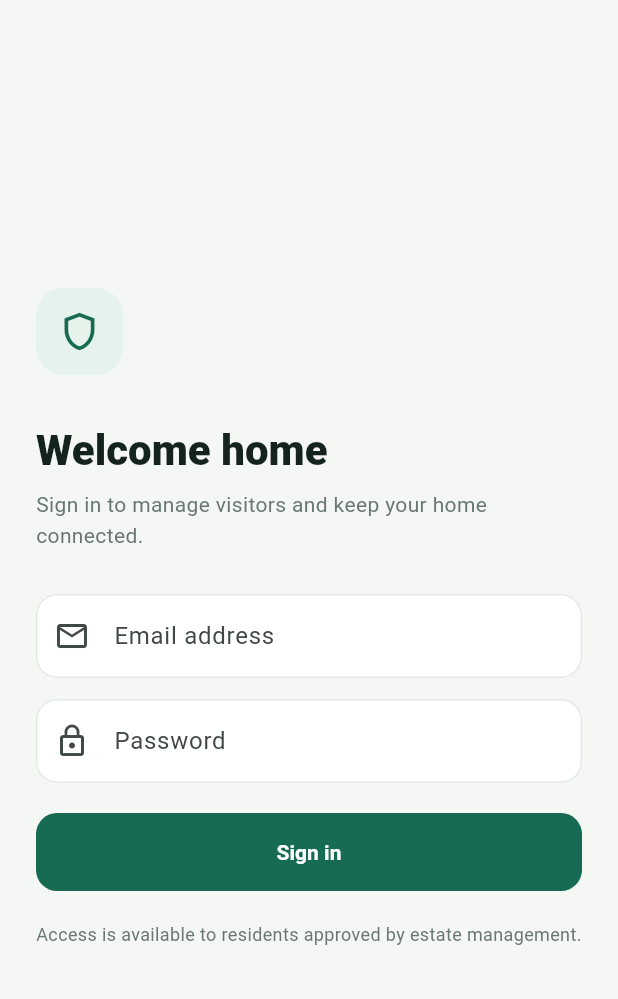
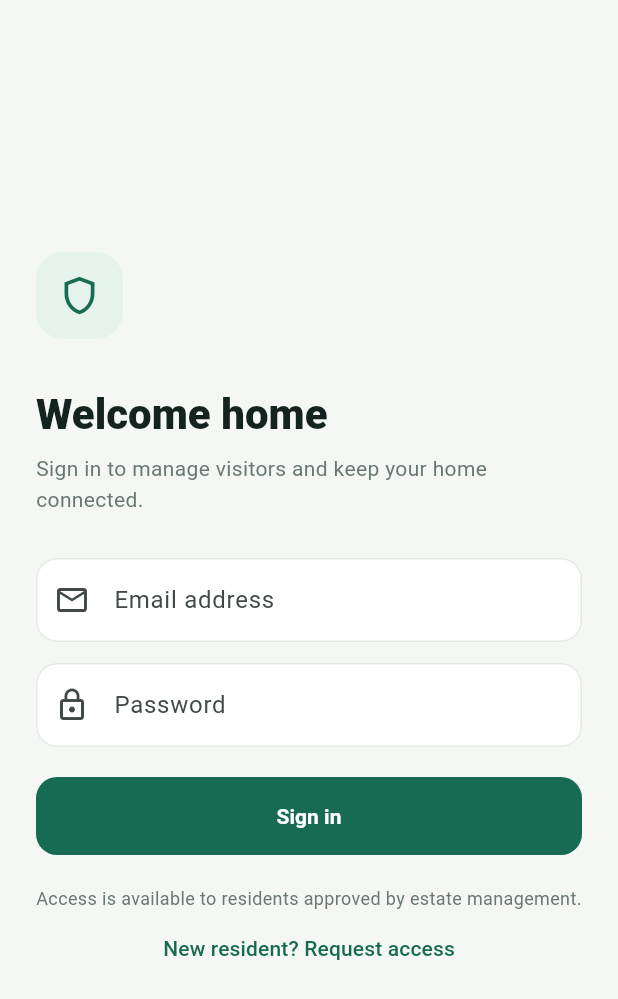
Before and after one commit to oghenenoghie/visitors-access-management, a Flutter app: the screen it shows after launch, on a phone screen of 412 x 824 dp. Shown: the top 999 px of the screen. Run offline on Flutter 3.47's test engine with Material 3 defaults, Android fonts, the phone set to English and light mode, and no system bars; our stand-ins replace dio, flutter_riverpod, flutter_secure_storage, go_router, qr_flutter, share_plus.

Commit message:
feat(m5): link sign-in to resident registration

```diff
--- a/mobile/resident-app/lib/features/auth/login_screen.dart
+++ b/mobile/resident-app/lib/features/auth/login_screen.dart
@@ -121,6 +121,7 @@ class _LoginScreenState extends ConsumerState<LoginScreen> {
                   ),
                   const SizedBox(height: 20),
                   const Center(child: Text('Access is available to residents approved by estate management.', textAlign: TextAlign.center, style: TextStyle(color: AppColors.muted, fontSize: 12, height: 1.5))),
+                  if (!awaitingCode) Center(child: TextButton(onPressed: () => context.push('/register'), child: const Text('New resident? Request access'))),
                 ],
               ),
             ),
```
